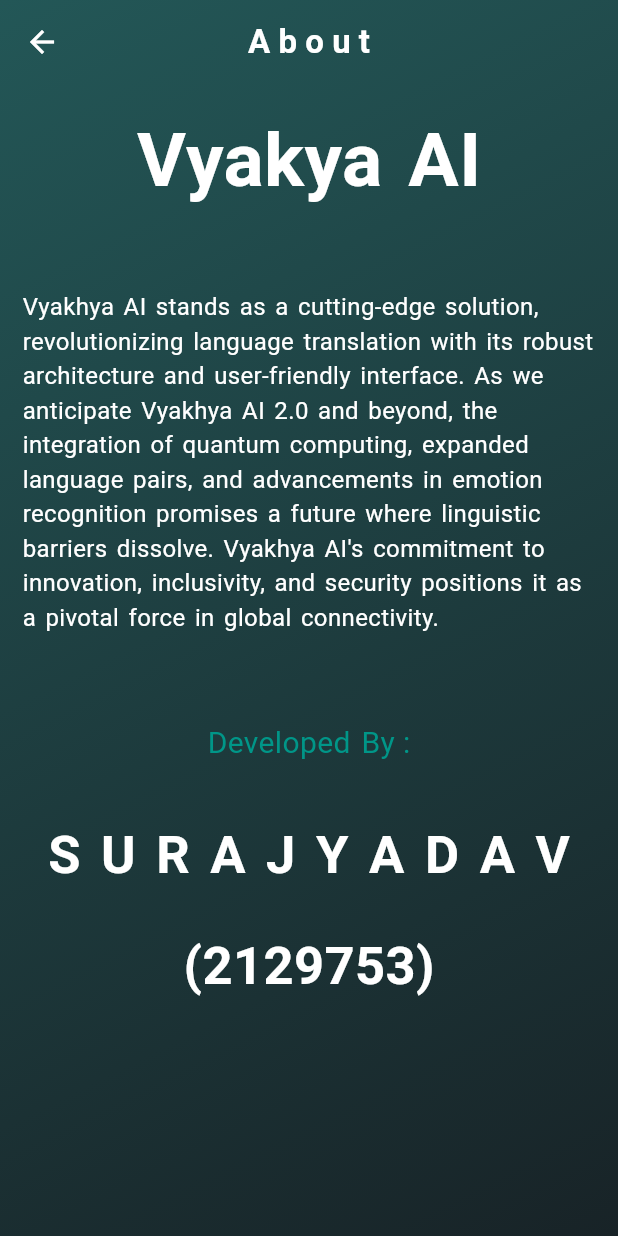
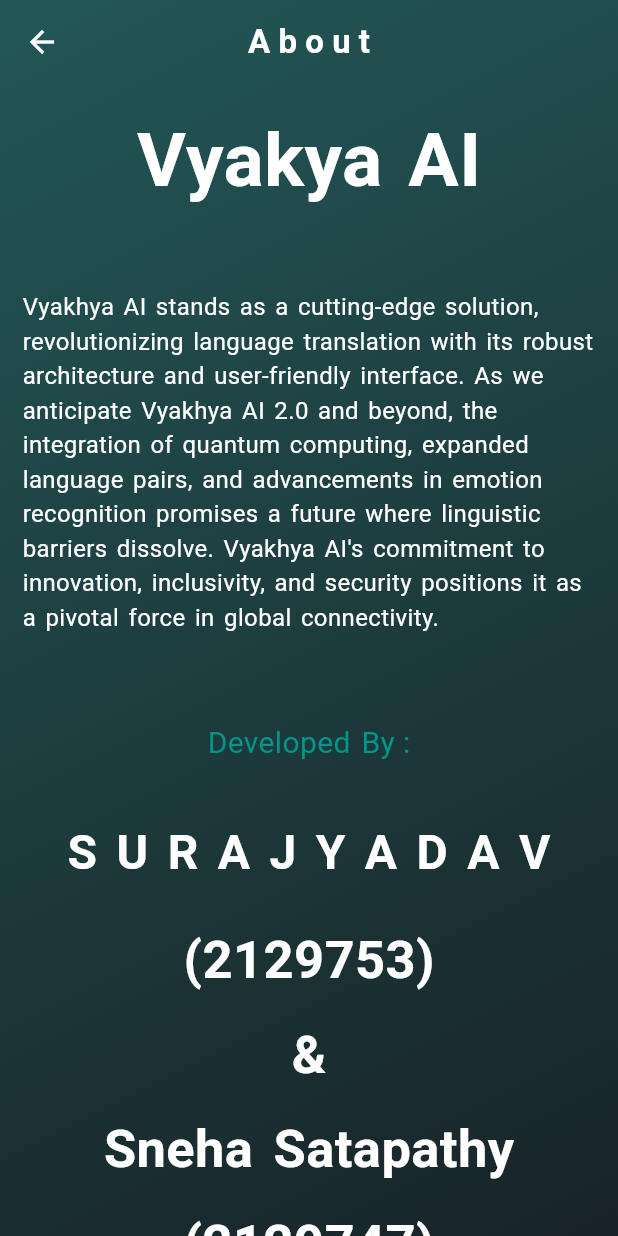
Before and after one commit to suraj-yadav0/vyakhya_ai-main, a Flutter app: the HomeScreen screen opened directly, in the side drawer, after a tap on "A B O U T", on a phone screen of 412 x 824 dp. Run offline on Flutter 3.47's test engine with Material 3 defaults, Android fonts, the phone set to English and light mode, and no system bars; our stand-ins replace flutter_animate, flutter_svg, get, google_fonts, lottie, speech_to_text; missing offline and left inert: gallery_picker, google_mlkit_text_recognition, translator_plus.

Commit message:
mad echanges in the about section

```diff
--- a/lib/screens/drawer Screens/about_screen.dart
+++ b/lib/screens/drawer Screens/about_screen.dart
@@ -9,7 +9,8 @@ class AboutScreen extends StatelessWidget {
   Widget build(BuildContext context) {
     return const CustomDrawerScreen(
       title: 'A b o u t',
-      body: Column(
+      body: SingleChildScrollView(
+        child: Column(
           crossAxisAlignment: CrossAxisAlignment.center,
           children: [
             Padding(
@@ -50,7 +51,7 @@ class AboutScreen extends StatelessWidget {
                 "S U R A J Y A D A V",
                 style: TextStyle(
                     color: Colors.white,
-                  fontSize: 35,
+                    fontSize: 32,
                     fontWeight: FontWeight.bold,
                     wordSpacing: 4.5),
               ),
@@ -69,7 +70,53 @@ class AboutScreen extends StatelessWidget {
                     wordSpacing: 4.5),
               ),
             ),
+              SizedBox(
+              height: 5,
+            ),
+             Padding(
+              padding: EdgeInsets.all(4.0),
+              child: Text(
+                "&",
+                style: TextStyle(
+                    color: Colors.white,
+                    fontSize: 35,
+                    fontWeight: FontWeight.bold,
+                    wordSpacing: 4.5),
+              ),
+            ),
+                         SizedBox(
+              height: 5,
+            ),
+             Padding(
+              padding: EdgeInsets.all(4.0),
+              child: Text(
+                "Sneha Satapathy",
+                style: TextStyle(
+                    color: Colors.white,
+                    fontSize: 35,
+                    fontWeight: FontWeight.bold,
+                    wordSpacing: 4.5),
+              ),
+            ),
+                         SizedBox(
+              height: 5,
+            ),
+             Padding(
+              padding: EdgeInsets.all(4.0),
+              child: Text(
+                "(2129747)",
+                style: TextStyle(
+                    color: Colors.white,
+                    fontSize: 35,
+                    fontWeight: FontWeight.bold,
+                    wordSpacing: 4.5),
+              ),
+            ),
+              SizedBox(
+              height: 5,
+            ),
           ],
+        ),
       ),
     );
   }
```
Lines whose indentation alone changed are shown as unchanged.
